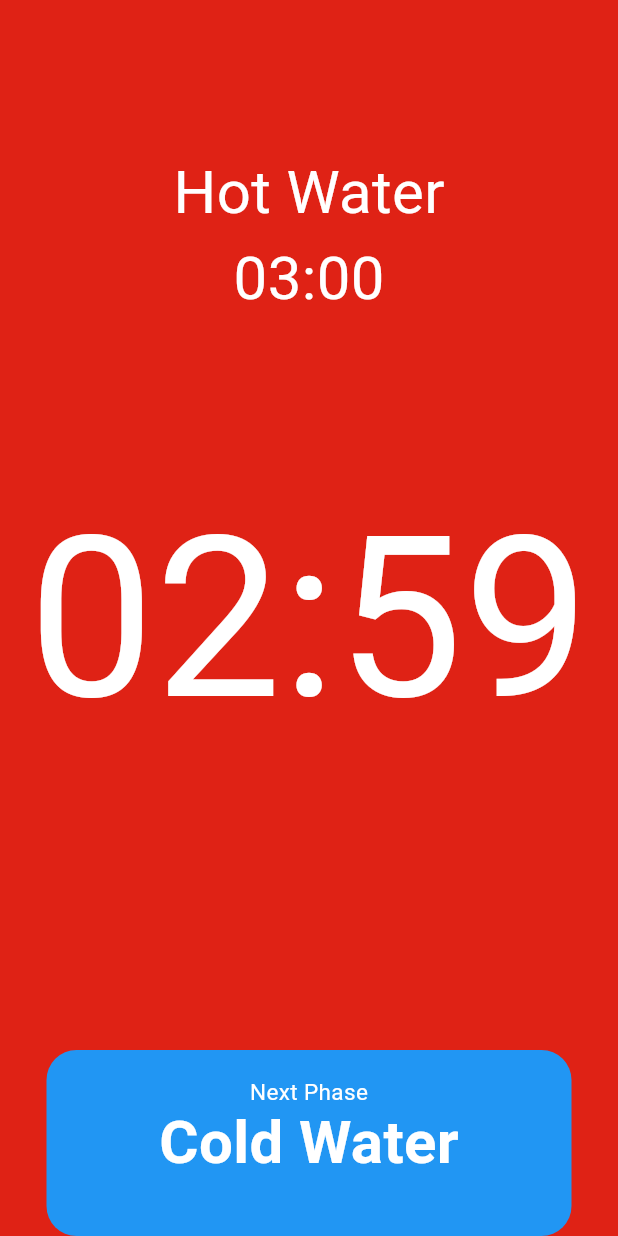
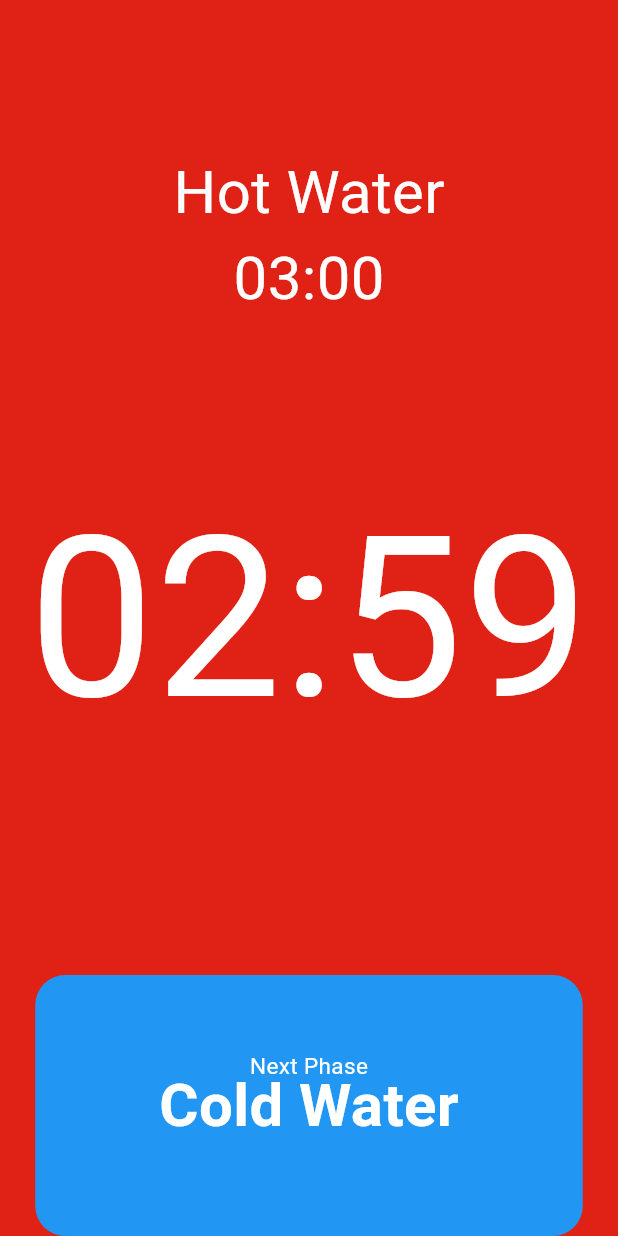
Before and after one commit to AlisherKamolov2005/contrast_shower, a Flutter app: the ContrastShowerCycle screen opened directly, on a phone screen of 412 x 824 dp. Run offline on Flutter 3.47's test engine with Material 3 defaults, Android fonts, the light colour scheme and no system bars; drawn by our look-alikes of auto_size_text; our stand-ins replace flutter_riverpod.

Commit message:
first edition

```diff
--- a/lib/views/contrast_shower.dart
+++ b/lib/views/contrast_shower.dart
@@ -23,7 +23,7 @@ class _ContrastShowerCycleState extends ConsumerState<ContrastShowerCycle> {
     _timer = Timer.periodic(
       oneSec,
       (Timer timer) {
-        if(_start == 0) {
+        if(_start == 1) {
           setState(() {
             timer.cancel();
 
@@ -126,19 +126,19 @@ class _ContrastShowerCycleState extends ConsumerState<ContrastShowerCycle> {
                   ),
                 ),
                 Padding(
-                  padding: const EdgeInsets.only(top: 700),
+                  padding: const EdgeInsets.only(top: 650),
                   child: Container(
                     decoration: BoxDecoration(
                       borderRadius: BorderRadius.circular(20),
                       color: Colors.blue,
                     ),
-                    width: 350,
-                    height: 133,
+                    width: 365,
+                    height: 193,
                     child: const Stack(
                       alignment: Alignment.topCenter,
                       children: [
                         Padding(
-                          padding: EdgeInsets.only(top: 17),
+                          padding: EdgeInsets.only(top: 50),
                           child: Text(
                             'Next Phase\n',
                             style: TextStyle(
```
